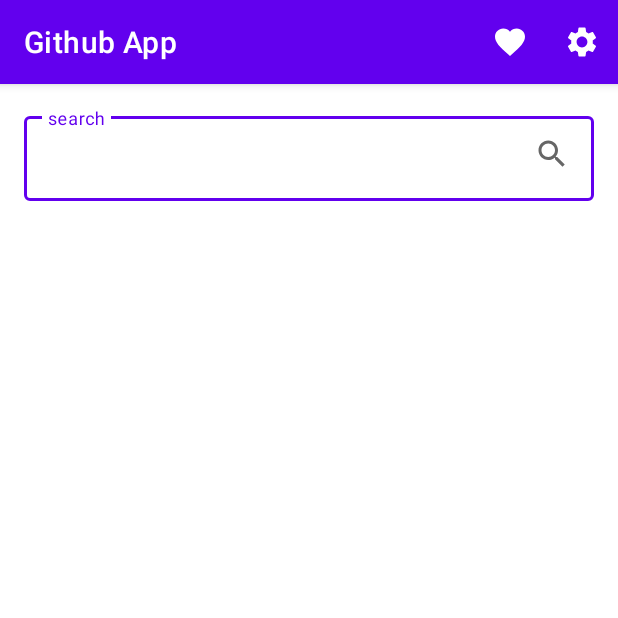
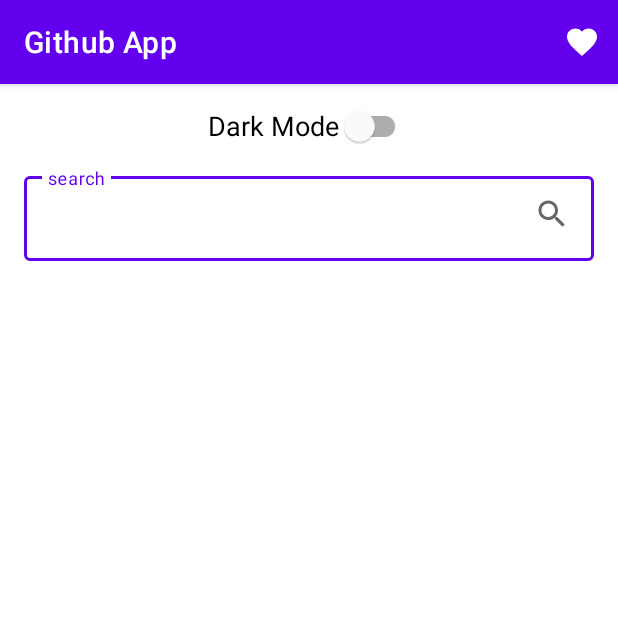
Before and after one commit to muhammadfarros12/Github-App, an Android app: the screen it shows after launch (MainActivity), on a phone screen of 412 x 824 dp, the top half of it. Run offline under Robolectric (Android 15) with nearby library versions, the phone set to English and light mode, and no system bars; pictures from the network do not load.

```diff
--- /dev/null
+++ b/app/src/main/java/com/farroos/githubapp/ui/SplashScreenActivity.kt
@@ -0,0 +1,26 @@
+package com.farroos.githubapp.ui
+
+import android.content.Intent
+import android.os.Bundle
+import android.os.Handler
+import android.os.Looper
+import androidx.appcompat.app.AppCompatActivity
+import com.farroos.githubapp.databinding.ActivitySplashScreenBinding
+import com.farroos.githubapp.ui.main.MainActivity
+
+class SplashScreenActivity : AppCompatActivity() {
+
+    private lateinit var binding: ActivitySplashScreenBinding
+
+    override fun onCreate(savedInstanceState: Bundle?) {
+        super.onCreate(savedInstanceState)
+        binding = ActivitySplashScreenBinding.inflate(layoutInflater)
+        setContentView(binding.root)
+
+        Handler(Looper.getMainLooper()).postDelayed({
+            val intent = Intent(this, MainActivity::class.java)
+            startActivity(intent)
+        }, 3000)
+
+    }
+}
--- a/app/src/main/java/com/farroos/githubapp/ui/main/MainActivity.kt
+++ b/app/src/main/java/com/farroos/githubapp/ui/main/MainActivity.kt
@@ -1,12 +1,18 @@
 package com.farroos.githubapp.ui.main
 
+import android.content.Context
 import android.content.Intent
 import android.os.Bundle
 import android.view.KeyEvent
 import android.view.Menu
 import android.view.MenuItem
 import android.view.View
+import android.widget.CompoundButton
 import androidx.appcompat.app.AppCompatActivity
+import androidx.appcompat.app.AppCompatDelegate
+import androidx.datastore.core.DataStore
+import androidx.datastore.preferences.core.Preferences
+import androidx.datastore.preferences.preferencesDataStore
 import androidx.lifecycle.ViewModelProvider
 import androidx.recyclerview.widget.LinearLayoutManager
 import com.farroos.githubapp.R
@@ -14,7 +20,10 @@ import com.farroos.githubapp.data.model.User
 import com.farroos.githubapp.databinding.ActivityMainBinding
 import com.farroos.githubapp.ui.detail.DetailUserActivity
 import com.farroos.githubapp.ui.favorite.FavoriteActivity
-import com.farroos.githubapp.ui.nightMode.NightModeActivity
+import com.farroos.githubapp.ui.nightMode.*
+import com.google.android.material.switchmaterial.SwitchMaterial
+
+private val Context.dataStore: DataStore<Preferences> by preferencesDataStore(name = "settings")
 
 class MainActivity : AppCompatActivity() {
 
@@ -27,6 +36,26 @@ class MainActivity : AppCompatActivity() {
         super.onCreate(savedInstanceState)
         binding = ActivityMainBinding.inflate(layoutInflater)
         setContentView(binding.root)
+
+        val switchTheme = findViewById<SwitchMaterial>(R.id.switch_theme)
+
+        val pref = SettingPreferences.getInstance(dataStore)
+        val mainViewModel = ViewModelProvider(this, ViewModelFactory(pref)).get(
+            MainViewModel::class.java
+        )
+        mainViewModel.getThemeSetting().observe(this, { isDarkModeActive: Boolean ->
+            if (isDarkModeActive) {
+                AppCompatDelegate.setDefaultNightMode(AppCompatDelegate.MODE_NIGHT_YES)
+                switchTheme.isChecked = true
+            } else {
+                AppCompatDelegate.setDefaultNightMode(AppCompatDelegate.MODE_NIGHT_NO)
+                switchTheme.isChecked = false
+            }
+        })
+
+        switchTheme.setOnCheckedChangeListener { _: CompoundButton?, isChecked: Boolean ->
+            mainViewModel.saveThemeSetting(isChecked)
+        }
 
         adapter = UserAdapter()
         adapter.notifyDataSetChanged()
@@ -109,13 +138,6 @@ class MainActivity : AppCompatActivity() {
                     startActivity(it)
                 }
             }
-
-            R.id.night_mode -> {
-                Intent(this, NightModeActivity::class.java).also {
-                    startActivity(it)
-                }
-            }
-
         }
         return super.onOptionsItemSelected(item)
     }
--- a/app/src/main/res/drawable/ic_settings.xml
+++ /dev/null
@@ -1,5 +0,0 @@
-<vector android:height="24dp" android:tint="#FFFFFF"
-    android:viewportHeight="24" android:viewportWidth="24"
-    android:width="24dp" xmlns:android="http://schemas.android.com/apk/res/android">
-    <path android:fillColor="@android:color/white" android:pathData="M19.14,12.94c0.04,-0.3 0.06,-0.61 0.06,-0.94c0,-0.32 -0.02,-0.64 -0.07,-0.94l2.03,-1.58c0.18,-0.14 0.23,-0.41 0.12,-0.61l-1.92,-3.32c-0.12,-0.22 -0.37,-0.29 -0.59,-0.22l-2.39,0.96c-0.5,-0.38 -1.03,-0.7 -1.62,-0.94L14.4,2.81c-0.04,-0.24 -0.24,-0.41 -0.48,-0.41h-3.84c-0.24,0 -0.43,0.17 -0.47,0.41L9.25,5.35C8.66,5.59 8.12,5.92 7.63,6.29L5.24,5.33c-0.22,-0.08 -0.47,0 -0.59,0.22L2.74,8.87C2.62,9.08 2.66,9.34 2.86,9.48l2.03,1.58C4.84,11.36 4.8,11.69 4.8,12s0.02,0.64 0.07,0.94l-2.03,1.58c-0.18,0.14 -0.23,0.41 -0.12,0.61l1.92,3.32c0.12,0.22 0.37,0.29 0.59,0.22l2.39,-0.96c0.5,0.38 1.03,0.7 1.62,0.94l0.36,2.54c0.05,0.24 0.24,0.41 0.48,0.41h3.84c0.24,0 0.44,-0.17 0.47,-0.41l0.36,-2.54c0.59,-0.24 1.13,-0.56 1.62,-0.94l2.39,0.96c0.22,0.08 0.47,0 0.59,-0.22l1.92,-3.32c0.12,-0.22 0.07,-0.47 -0.12,-0.61L19.14,12.94zM12,15.6c-1.98,0 -3.6,-1.62 -3.6,-3.6s1.62,-3.6 3.6,-3.6s3.6,1.62 3.6,3.6S13.98,15.6 12,15.6z"/>
-</vector>
--- a/app/src/main/res/layout/activity_main.xml
+++ b/app/src/main/res/layout/activity_main.xml
@@ -6,16 +6,27 @@
     android:layout_height="match_parent"
     tools:context=".ui.main.MainActivity">
 
+    <com.google.android.material.switchmaterial.SwitchMaterial
+        android:id="@+id/switch_theme"
+        android:layout_width="wrap_content"
+        android:layout_height="wrap_content"
+        android:layout_marginTop="4dp"
+        android:text="@string/dark_mode"
+        android:textSize="18sp"
+        app:layout_constraintEnd_toEndOf="parent"
+        app:layout_constraintStart_toStartOf="parent"
+        app:layout_constraintTop_toTopOf="parent" />
+
     <FrameLayout
         android:id="@+id/frameLayout"
         android:layout_width="0dp"
         android:layout_height="wrap_content"
         android:layout_marginStart="16dp"
-        android:layout_marginTop="16dp"
+        android:layout_marginTop="4dp"
         android:layout_marginEnd="16dp"
         app:layout_constraintEnd_toEndOf="parent"
         app:layout_constraintStart_toStartOf="parent"
-        app:layout_constraintTop_toTopOf="parent">
+        app:layout_constraintTop_toBottomOf="@id/switch_theme">
 
         <com.google.android.material.textfield.TextInputLayout
             style="@style/Widget.MaterialComponents.TextInputLayout.OutlinedBox"
@@ -26,7 +37,7 @@
                 android:id="@+id/edt_query"
                 android:layout_width="match_parent"
                 android:layout_height="match_parent"
-                android:hint="search"
+                android:hint="@string/search"
                 android:inputType="text"
                 android:maxLines="1" />
 
@@ -38,7 +49,8 @@
             android:layout_height="wrap_content"
             android:layout_gravity="right|center_vertical"
             android:layout_marginEnd="16dp"
-            android:src="@drawable/ic_search" />
+            android:src="@drawable/ic_search"
+            tools:ignore="RtlHardcoded" />
     </FrameLayout>
 
     <androidx.recyclerview.widget.RecyclerView
--- a/app/src/main/res/menu/option_menu.xml
+++ b/app/src/main/res/menu/option_menu.xml
@@ -4,10 +4,6 @@
     <item
         android:id="@+id/favorite_menu"
         android:icon="@drawable/ic_favorite_white"
-        android:title="Favorite"
+        android:title="@string/favorite"
         app:showAsAction="ifRoom" />
-    <item android:id="@+id/night_mode"
-        android:icon="@drawable/ic_settings"
-        android:title="Setting"
-        app:showAsAction="ifRoom"/>
 </menu>
--- a/app/src/main/res/values/strings.xml
+++ b/app/src/main/res/values/strings.xml
@@ -4,4 +4,7 @@
     <string name="tab_1">Following</string>
     <string name="tab_2">Followers</string>
     <string name="switch_night">Night Mode </string>
+    <string name="favorite">Favorite</string>
+    <string name="search">search</string>
+    <string name="dark_mode">Dark Mode</string>
 </resources>
--- a/app/src/main/res/values/themes.xml
+++ b/app/src/main/res/values/themes.xml
@@ -13,4 +13,9 @@
         <item name="android:statusBarColor" tools:targetApi="l">?attr/colorPrimaryVariant</item>
         <!-- Customize your theme here. -->
     </style>
+
+    <style name="SplashTheme" parent="Theme.MaterialComponents.Light.NoActionBar">
+        <item name="android:statusBarColor">@color/black</item>
+    </style>
+
 </resources>
```
Also changed, not shown: app/src/main/AndroidManifest.xml (+7 -4 lines), app/src/main/java/com/farroos/githubapp/ui/nightMode/NightModeActivity.kt (deleted, +0 -43 lines), app/src/main/res/drawable/bg_splash_screen.xml (added, +11 -0 lines), app/src/main/res/layout/activity_splash_screen.xml (renamed from app/src/main/res/layout/activity_night_mode.xml, +6 -7 lines), app/src/main/res/drawable/github_app.png (added), 1 other file.
